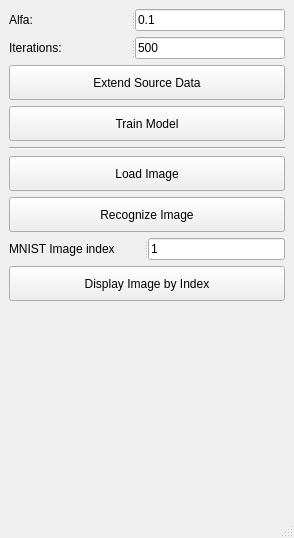
This is assignments/recognizer/ui/ui_main.ui in kiryha/CIS585 as Qt 5 draws it before an edit. The edited form follows.
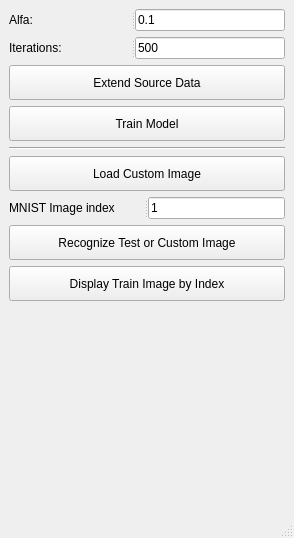
This is the edited form.

Commit message: display train.csv data by index in UI

Patch:
```diff
--- a/assignments/recognizer/ui/ui_main.ui
+++ b/assignments/recognizer/ui/ui_main.ui
@@ -106,20 +106,7 @@
        </size>
       </property>
       <property name="text">
-       <string>Load Image</string>
-      </property>
-     </widget>
-    </item>
-    <item>
-     <widget class="QPushButton" name="btnRecognize">
-      <property name="minimumSize">
-       <size>
-        <width>0</width>
-        <height>35</height>
-       </size>
-      </property>
-      <property name="text">
-       <string>Recognize Image</string>
+       <string>Load Custom Image</string>
       </property>
      </widget>
     </item>
@@ -146,6 +133,19 @@
       </widget>
      </widget>
     </item>
+    <item>
+     <widget class="QPushButton" name="btnRecognize">
+      <property name="minimumSize">
+       <size>
+        <width>0</width>
+        <height>35</height>
+       </size>
+      </property>
+      <property name="text">
+       <string>Recognize Test or Custom Image</string>
+      </property>
+     </widget>
+    </item>
     <item>
      <widget class="QPushButton" name="btnDisplay">
       <property name="minimumSize">
@@ -155,7 +155,7 @@
        </size>
       </property>
       <property name="text">
-       <string>Display Image by Index</string>
+       <string>Display Train Image by Index</string>
       </property>
      </widget>
     </item>
```
The commit also changes 2 other files.
